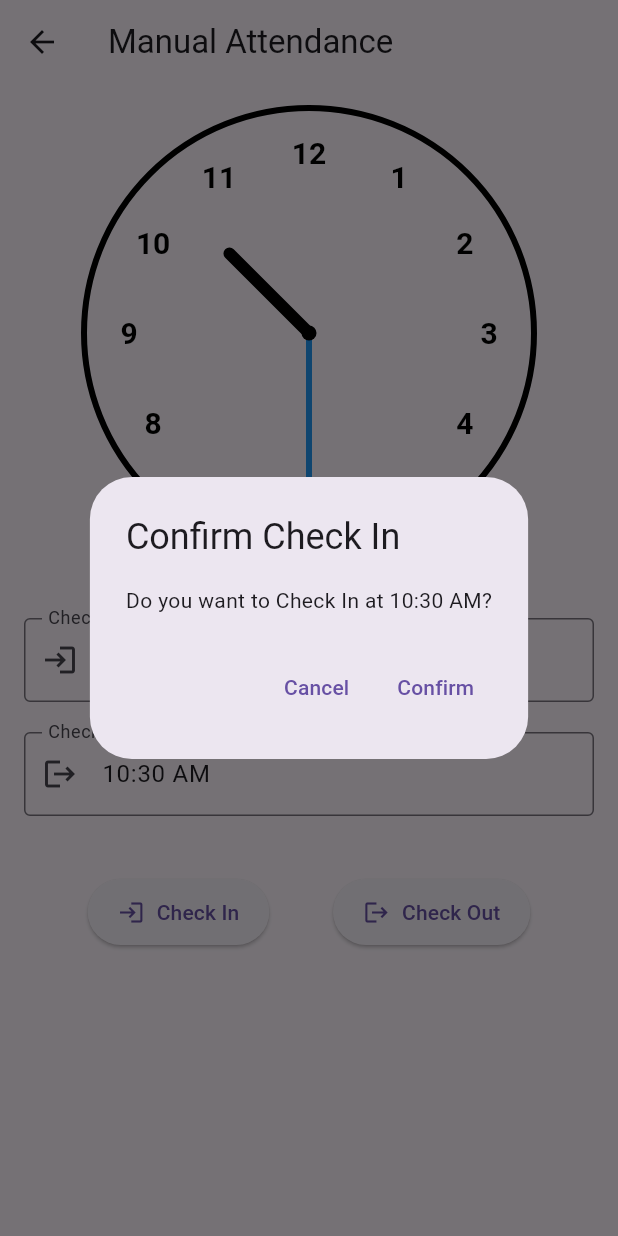
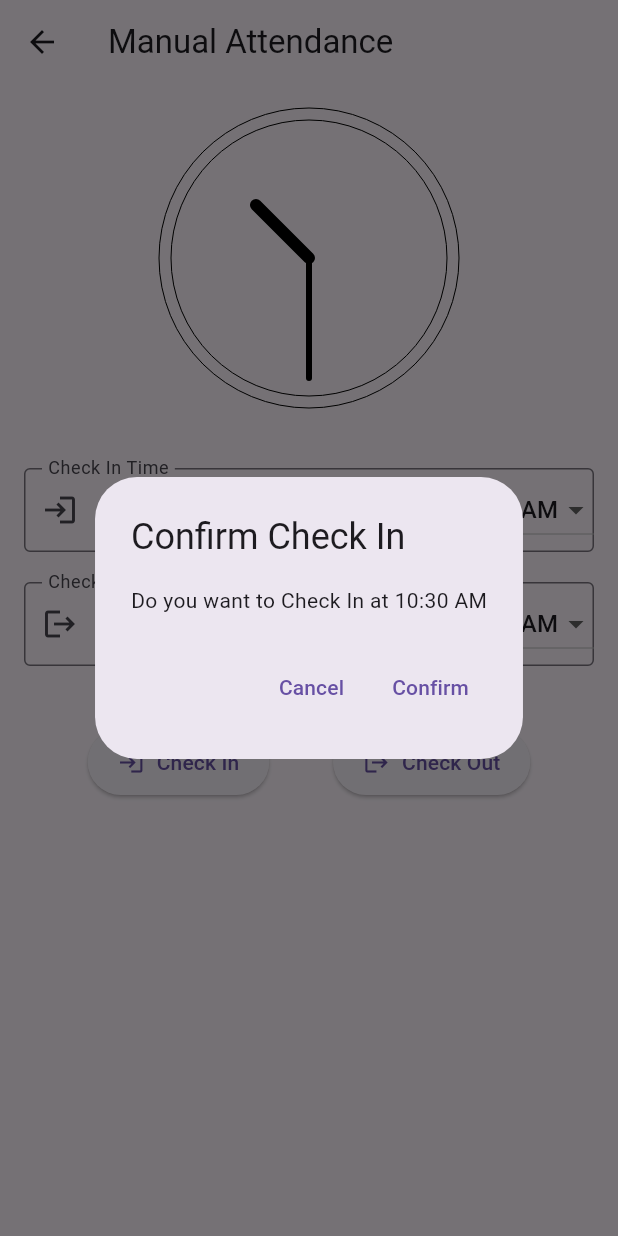
Before and after one commit to SabariKarthik-04/Geolocation-based-attendance, a Flutter app: the UserManualAttendance screen opened directly with empty values, after a tap on "Check In", on a phone screen of 412 x 824 dp. Run offline on Flutter 3.47's test engine with Material 3 defaults, Android fonts, the phone set to English and light mode, and no system bars; our stand-ins replace flutter_local_notifications, flutter_secure_storage, geolocator, go_router, permission_handler, shared_preferences; accounts and stored records are empty.

```diff
--- a/flutter_application_1/lib/main.dart
+++ b/flutter_application_1/lib/main.dart
@@ -1,5 +1,4 @@
 import 'package:flutter/material.dart';
-import 'package:flutter/services.dart';
 import 'package:flutter_application_1/Login.dart';
 import 'package:flutter_application_1/autoLogin.dart';
 import 'package:flutter_application_1/local_notifications.dart';
--- a/flutter_application_1/lib/manual_attendance.dart
+++ b/flutter_application_1/lib/manual_attendance.dart
@@ -2,12 +2,10 @@ import 'dart:math';
 import 'package:flutter/material.dart';
 import 'package:flutter_application_1/model.dart';
 import 'package:intl/intl.dart';
-import 'dart:ui' as ui;
-
 
 class UserManualAttendance extends StatefulWidget {
   final MyData data;
-  const UserManualAttendance({super.key,required this.data});
+  const UserManualAttendance({super.key, required this.data});
 
   @override
   State<UserManualAttendance> createState() => _UserManualAttendanceState();
@@ -17,13 +15,14 @@ class _UserManualAttendanceState extends State<UserManualAttendance> {
   DateTime _currentTime = DateTime.now();
   String? _checkInTime;
   String? _checkOutTime;
+  String _selectedCheckInAmPm = 'AM';
+  String _selectedCheckOutAmPm = 'AM';
   TextEditingController checkInController = TextEditingController();
   TextEditingController checkOutController = TextEditingController();
 
   @override
   void initState() {
     super.initState();
-    // Initialize the text fields with the current time
     _updateCheckInText();
     _updateCheckOutText();
   }
@@ -36,19 +35,19 @@ class _UserManualAttendanceState extends State<UserManualAttendance> {
   }
 
   Future<void> _showConfirmationDialog(String action) async {
-    final formattedTime = DateFormat('hh:mm a').format(_currentTime);
+    var formattedTime = DateFormat('hh:mm a').format(_currentTime);
 
     return showDialog<void>(
       context: context,
-      barrierDismissible: false, // User must tap a button
+      barrierDismissible: false,
       builder: (BuildContext context) {
         return AlertDialog(
           title: Text('Confirm $action'),
-          content: Text('Do you want to $action at $formattedTime?'),
+          content: Text('Do you want to $action at ${formattedTime}'),
           actions: <Widget>[
             TextButton(
               onPressed: () {
-                Navigator.of(context).pop(); // Dismiss dialog
+                Navigator.of(context).pop();
               },
               child: const Text('Cancel'),
             ),
@@ -57,13 +56,13 @@ class _UserManualAttendanceState extends State<UserManualAttendance> {
                 setState(() {
                   if (action == 'Check In') {
                     _checkInTime = formattedTime;
-                    checkInController.text = formattedTime; // Update text field
+                    checkInController.text = formattedTime;
                   } else if (action == 'Check Out') {
                     _checkOutTime = formattedTime;
-                    checkOutController.text = formattedTime; // Update text field
+                    checkOutController.text = formattedTime;
                   }
                 });
-                Navigator.of(context).pop(); // Dismiss dialog
+                Navigator.of(context).pop();
               },
               child: const Text('Confirm'),
             ),
@@ -92,7 +91,6 @@ class _UserManualAttendanceState extends State<UserManualAttendance> {
         }
       });
     } catch (e) {
-      // Show an error message if the format is invalid
       ScaffoldMessenger.of(context).showSnackBar(
         SnackBar(
           content: Text("Invalid time format. Please use hh:mm AM/PM."),
@@ -122,13 +120,11 @@ class _UserManualAttendanceState extends State<UserManualAttendance> {
         child: Padding(
           padding: const EdgeInsets.all(16.0),
           child: Column(
-            // Center the content vertically
             mainAxisAlignment: MainAxisAlignment.center,
             children: [
               Center(
                 child: Column(
                   children: [
-                    // Center the clock
                     Center(
                       child: AnalogClock(
                         currentTime: _currentTime,
@@ -142,43 +138,78 @@ class _UserManualAttendanceState extends State<UserManualAttendance> {
                       ),
                     ),
                     const SizedBox(height: 40),
-                    // Check In Input Section
-                    TextFormField(
+                    Row(
+                      children: [
+                        Expanded(
+                          child: TextFormField(
                             controller: checkInController,
-                      decoration: const InputDecoration(
+                            decoration: InputDecoration(
                               labelText: 'Check In Time',
                               hintText: 'Enter Check In Time (hh:mm AM/PM)',
                               border: OutlineInputBorder(),
                               prefixIcon: Icon(Icons.login),
+                              suffixIcon: DropdownButton<String>(
+                                value: _selectedCheckInAmPm,
+                                items: ['AM', 'PM']
+                                    .map((String value) => DropdownMenuItem<String>(
+                                          value: value,
+                                          child: Text(value),
+                                        ))
+                                    .toList(),
+                                onChanged: (String? value) {
+                                  setState(() {
+                                    _selectedCheckInAmPm = value!;
+                                    final timeWithAmPm = '${checkInController.text} ${_selectedCheckInAmPm}';
+                                    _updateTimeFromInput(timeWithAmPm, isCheckIn: true);
+                                  });
+                                },
+                              ),
                             ),
                             keyboardType: TextInputType.datetime,
                             onFieldSubmitted: (value) {
                               _updateTimeFromInput(value, isCheckIn: true);
                             },
-                      onChanged: (value) {
-                        // Optional: live update as user types
-                      },
+                          ),
+                        ),
+                      ],
                     ),
                     const SizedBox(height: 20),
-                    // Check Out Input Section
-                    TextFormField(
+                    Row(
+                      children: [
+                        Expanded(
+                          child: TextFormField(
                             controller: checkOutController,
-                      decoration: const InputDecoration(
+                            decoration: InputDecoration(
                               labelText: 'Check Out Time',
                               hintText: 'Enter Check Out Time (hh:mm AM/PM)',
                               border: OutlineInputBorder(),
                               prefixIcon: Icon(Icons.logout),
+                              suffixIcon: DropdownButton<String>(
+                                value: _selectedCheckOutAmPm,
+                                items: ['AM', 'PM']
+                                    .map((String value) => DropdownMenuItem<String>(
+                                          value: value,
+                                          child: Text(value),
+                                        ))
+                                    .toList(),
+                                onChanged: (String? value) {
+                                  setState(() {
+                                    _selectedCheckOutAmPm = value!;
+                                    final timeWithAmPm = '${checkOutController.text} ${_selectedCheckOutAmPm}';
+                                    _updateTimeFromInput(timeWithAmPm, isCheckIn: false);
+                                  });
+                                },
+                              ),
                             ),
                             keyboardType: TextInputType.datetime,
                             onFieldSubmitted: (value) {
                               _updateTimeFromInput(value, isCheckIn: false);
                             },
-                      onChanged: (value) {
-                        // Optional: live update as user types
-                      },
+                          ),
+                        ),
+                      ],
                     ),
                     const SizedBox(height: 40),
-                    // Check In and Check Out buttons
                     Row(
                       mainAxisAlignment: MainAxisAlignment.spaceEvenly,
                       children: [
@@ -189,8 +220,7 @@ class _UserManualAttendanceState extends State<UserManualAttendance> {
                           icon: const Icon(Icons.login),
                           label: const Text('Check In'),
                           style: ElevatedButton.styleFrom(
-                            padding: const EdgeInsets.symmetric(
-                                horizontal: 20, vertical: 12),
+                            padding: const EdgeInsets.symmetric(horizontal: 20, vertical: 12),
                           ),
                         ),
                         ElevatedButton.icon(
@@ -200,8 +230,7 @@ class _UserManualAttendanceState extends State<UserManualAttendance> {
                           icon: const Icon(Icons.logout),
                           label: const Text('Check Out'),
                           style: ElevatedButton.styleFrom(
-                            padding: const EdgeInsets.symmetric(
-                                horizontal: 20, vertical: 12),
+                            padding: const EdgeInsets.symmetric(horizontal: 20, vertical: 12),
                           ),
                         ),
                       ],
@@ -258,149 +287,88 @@ class _AnalogClockState extends State<AnalogClock> {
   }
 
   DateTime _calculateTimeFromAngles() {
-    int hour = (((_hourAngle + pi / 2) * 6 / pi).round() % 12);
-    int minute = (((_minuteAngle + pi / 2) * 30 / pi).round() % 60);
-
-    // Handle edge case where hour is 0
-    hour = hour == 0 ? 12 : hour;
-
-    return DateTime(
-      widget.currentTime.year,
-      widget.currentTime.month,
-      widget.currentTime.day,
-      hour,
-      minute,
-    );
-  }
-
-  void _updateTime() {
-    DateTime newTime = _calculateTimeFromAngles();
-    widget.onTimeChanged(newTime);
+    int hour = (((_hourAngle + pi / 2) / (pi / 6)).floor() % 12).toInt();
+    int minute = ((_minuteAngle + pi / 2) / (pi / 30)).toInt();
+    return DateTime(0, 0, 0, hour, minute);
   }
 
   @override
   Widget build(BuildContext context) {
     return GestureDetector(
       onPanUpdate: (details) {
-        final RenderBox box = context.findRenderObject() as RenderBox;
-        final Offset center = box.size.center(Offset.zero);
-        final Offset position = details.localPosition;
-        final double dx = position.dx - center.dx;
-        final double dy = position.dy - center.dy;
-        final double distanceFromCenter = sqrt(dx * dx + dy * dy);
-        final double angle = atan2(dy, dx);
+        final center = Offset(200 / 2, 200 / 2);
+        final radius = min(200 / 2, 200 / 2);
+        final offset = details.localPosition - center;
+        final angle = atan2(offset.dy, offset.dx);
 
+        if (details.localPosition.dx > center.dx) {
           setState(() {
-          double threshold = box.size.width / 3;
-
-          if (distanceFromCenter < threshold) {
-            // User is near the center, control the hour hand
-            _hourAngle = angle;
-          } else {
-            // User is near the outer edge, control the minute hand
-            _minuteAngle = angle;
+            _hourAngle = angle - (pi / 6 * widget.currentTime.hour / 12) - (pi / 6);
+            _minuteAngle = angle - (pi / 30 * widget.currentTime.minute) - (pi / 30);
+          });
+          widget.onTimeChanged(_calculateTimeFromAngles());
         }
-        });
-
-        _updateTime();
       },
       child: CustomPaint(
-        size: const Size(300, 300),
-        painter: ClockPainter(_hourAngle, _minuteAngle),
+        size: Size(200, 200),
+        painter: AnalogClockPainter(
+          hourAngle: _hourAngle,
+          minuteAngle: _minuteAngle,
+        ),
       ),
     );
   }
 }
 
-class ClockPainter extends CustomPainter {
+class AnalogClockPainter extends CustomPainter {
   final double hourAngle;
   final double minuteAngle;
 
-  ClockPainter(this.hourAngle, this.minuteAngle);
+  AnalogClockPainter({
+    required this.hourAngle,
+    required this.minuteAngle,
+  });
 
   @override
   void paint(Canvas canvas, Size size) {
     final center = Offset(size.width / 2, size.height / 2);
-    final radius = size.width / 2;
+    final radius = min(size.width / 2, size.height / 2);
 
-    // Paint for the clock circle
-    final circlePaint = Paint()
+    final paint = Paint()
+      ..color = Colors.black
+      ..style = PaintingStyle.stroke;
+
+    final hourHandPaint = Paint()
       ..color = Colors.black
       ..style = PaintingStyle.stroke
-      ..strokeWidth = 4;
+      ..strokeCap = StrokeCap.round
+      ..strokeWidth = 8.0;
 
-    // Draw clock circle
-    canvas.drawCircle(center, radius, circlePaint);
+    final minuteHandPaint = Paint()
+      ..color = Colors.black
+      ..style = PaintingStyle.stroke
+      ..strokeCap = StrokeCap.round
+      ..strokeWidth = 4.0;
 
-    // Draw numerical markers (1-12)
-    final textPainter = TextPainter(
-      textAlign: TextAlign.center,
-      textDirection: ui.TextDirection.ltr,
-
-    );
-
-    final textStyle = TextStyle(
-      color: Colors.black,
-      fontSize: 20,
-      fontWeight: FontWeight.bold,
-    );
-
-    for (int i = 1; i <= 12; i++) {
-      final angle = (i * 30) * pi / 180 - pi / 2; // Convert to radians
-      final double x = center.dx + (radius - 30) * cos(angle);
-      final double y = center.dy + (radius - 30) * sin(angle);
-
-      textPainter.text = TextSpan(
-        text: '$i',
-        style: textStyle,
-      );
-
-      textPainter.layout();
-      final offset = Offset(
-        x - textPainter.width / 2,
-        y - textPainter.height / 2,
-      );
-
-      textPainter.paint(canvas, offset);
-    }
-
-    // Draw hour hand
-    final hourHandPaint = Paint()
-      ..color = Colors.black
-      ..strokeWidth = 8
-      ..strokeCap = StrokeCap.round;
+    canvas.drawCircle(center, radius, paint);
+    canvas.drawCircle(center, radius - 8, paint);
 
     final hourHandLength = radius * 0.5;
-    final hourHandEnd = Offset(
+    final minuteHandLength = radius * 0.8;
+
+    canvas.drawLine(center, Offset(
       center.dx + hourHandLength * cos(hourAngle),
       center.dy + hourHandLength * sin(hourAngle),
-    );
-    canvas.drawLine(center, hourHandEnd, hourHandPaint);
+    ), hourHandPaint);
 
-    // Draw minute hand
-    final minuteHandPaint = Paint()
-      ..color = Colors.blue
-      ..strokeWidth = 4
-      ..strokeCap = StrokeCap.round;
-
-    final minuteHandLength = radius * 0.75;
-    final minuteHandEnd = Offset(
+    canvas.drawLine(center, Offset(
       center.dx + minuteHandLength * cos(minuteAngle),
       center.dy + minuteHandLength * sin(minuteAngle),
-    );
-    canvas.drawLine(center, minuteHandEnd, minuteHandPaint);
-
-    // Optionally, draw a center dot
-    final centerDotPaint = Paint()
-      ..color = Colors.black
-      ..style = PaintingStyle.fill;
-
-    canvas.drawCircle(center, 5, centerDotPaint);
+    ), minuteHandPaint);
   }
 
   @override
-  bool shouldRepaint(ClockPainter oldDelegate) {
-    return hourAngle != oldDelegate.hourAngle ||
-        minuteAngle != oldDelegate.minuteAngle;
+  bool shouldRepaint(covariant CustomPainter oldDelegate) {
+    return true;
   }
 }
```
Lines whose indentation alone changed are shown as unchanged.
